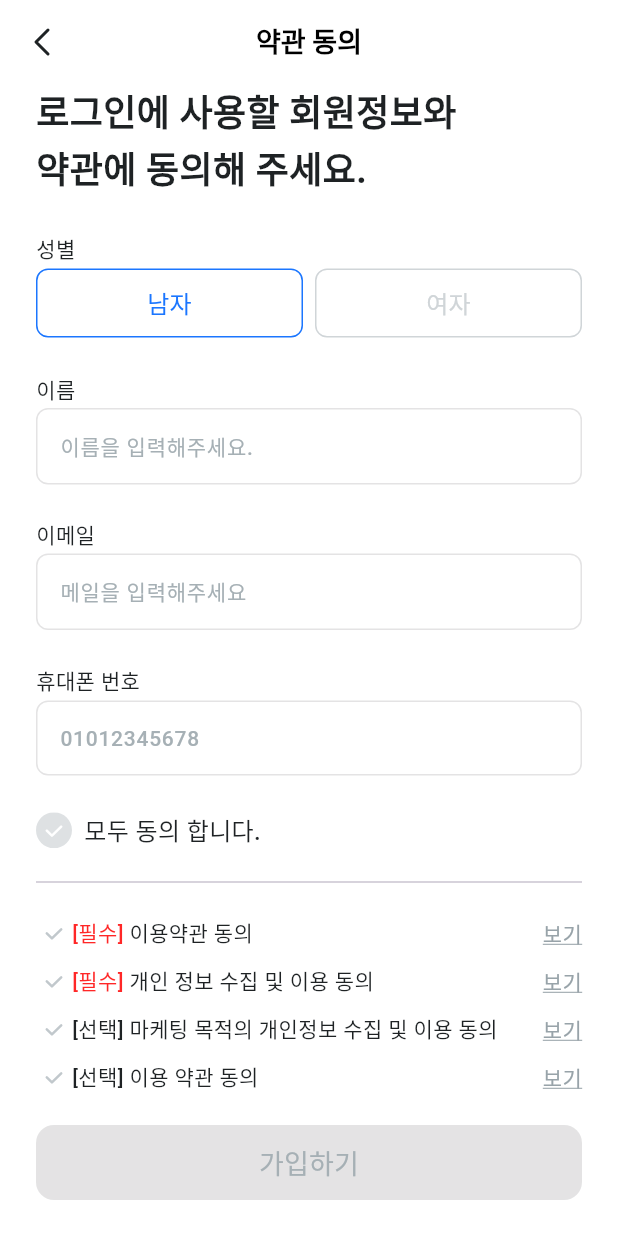
After one commit to Talearnt/App-Front-Talearnt, a Flutter app: the KakaoSignUpPage screen opened directly, on a phone screen of 412 x 824 dp. The commit adds this screen. Run offline on Flutter 3.47's test engine with Material 3 defaults, Android fonts, the phone set to English and light mode, and no system bars; our stand-ins replace dartz, dio, flutter_svg; Roboto replaces fonts that are missing (Pretendard).

Commit message:
feat : Add 카카오 회원가입 UI
카카오 정보 불러와서 회원가입 할 수 있게하는 화면

Related to : #216

```diff
--- /dev/null
+++ b/lib/provider/auth/kakao_provider.dart
@@ -0,0 +1,104 @@
+import 'package:app_front_talearnt/provider/clear_text.dart';
+import 'package:flutter/material.dart';
+
+class KakaoProvider extends ChangeNotifier with ClearText {
+  int _gender = 0;
+  final TextEditingController _nameController = TextEditingController();
+  final TextEditingController _emailController = TextEditingController();
+  final TextEditingController _phoneNumController = TextEditingController();
+
+  bool _allCheck = false;
+  bool _requiredTermsOfUseCheck = false;
+  bool _personalInfoCheck = false;
+  bool _marketingCheck = false;
+  bool _termsOfUseCheck = false;
+
+  int get gender => _gender;
+
+  TextEditingController get nameController => _nameController;
+
+  TextEditingController get emailController => _emailController;
+
+  TextEditingController get phoneNumController => _phoneNumController;
+
+  bool get allCheck => _allCheck;
+
+  bool get requiredTermsOfUseCheck => _requiredTermsOfUseCheck;
+
+  bool get personalInfoCheck => _personalInfoCheck;
+
+  bool get marketingCheck => _marketingCheck;
+
+  bool get termsOfUseCheck => _termsOfUseCheck;
+
+  @override
+  void clearText(TextEditingController controller) {
+    controller.clear();
+    notifyListeners();
+  }
+
+  void updateController(TextEditingController textEditingController) {
+    textEditingController.addListener(() {
+      notifyListeners();
+    });
+  }
+
+  void changeGender(int newGender) {
+    _gender = newGender;
+    notifyListeners();
+  }
+
+  void updateAllCheck(bool newCheck) {
+    _allCheck = !_allCheck;
+    if (newCheck) {
+      _requiredTermsOfUseCheck = false;
+      _personalInfoCheck = false;
+      _marketingCheck = false;
+      _termsOfUseCheck = false;
+    } else {
+      _requiredTermsOfUseCheck = true;
+      _personalInfoCheck = true;
+      _marketingCheck = true;
+      _termsOfUseCheck = true;
+    }
+    notifyListeners();
+  }
+
+  void updateRequiredTermsOfUseCheck() {
+    _requiredTermsOfUseCheck = !_requiredTermsOfUseCheck;
+    isAllCheck();
+    notifyListeners();
+  }
+
+  void updatePersonalInfoCheck() {
+    _personalInfoCheck = !_personalInfoCheck;
+    isAllCheck();
+    notifyListeners();
+  }
+
+  void updateMarketingCheck() {
+    _marketingCheck = !_marketingCheck;
+    isAllCheck();
+    notifyListeners();
+  }
+
+  void updateTermsOfUseCheck() {
+    _termsOfUseCheck = !_termsOfUseCheck;
+    isAllCheck();
+    notifyListeners();
+  }
+
+  void isAllCheck() {
+    if (_requiredTermsOfUseCheck &&
+        _personalInfoCheck &&
+        _marketingCheck &&
+        _termsOfUseCheck) {
+      _allCheck = true;
+    } else if (!_requiredTermsOfUseCheck ||
+        !_personalInfoCheck ||
+        !_marketingCheck ||
+        !_termsOfUseCheck) {
+      _allCheck = false;
+    }
+  }
+}
--- a/lib/provider/provider_set_up.dart
+++ b/lib/provider/provider_set_up.dart
@@ -6,6 +6,7 @@ import '../data/model/respone/token.dart';
 import '../data/repositories/auth_repository.dart';
 import '../utils/token_manager.dart';
 import '../view_model/auth_view_model.dart';
+import 'auth/kakao_provider.dart';
 import 'common/common_provider.dart';
 
 class ProviderSetup extends StatelessWidget {
@@ -27,6 +28,7 @@ class ProviderSetup extends StatelessWidget {
             TokenManager(Token.empty()),
           ),
         ),
+        ChangeNotifierProvider<KakaoProvider>(create: (_) => KakaoProvider()),
       ],
       child: child,
     );
--- /dev/null
+++ b/lib/view/auth/kakao_sign_up_page.dart
@@ -0,0 +1,410 @@
+import 'package:app_front_talearnt/common/theme.dart';
+import 'package:app_front_talearnt/provider/auth/kakao_provider.dart';
+import 'package:flutter/material.dart';
+import 'package:flutter_svg/svg.dart';
+import 'package:provider/provider.dart';
+
+import '../../common/widget/bottom_btn.dart';
+import '../../common/widget/default_text_field.dart';
+import '../../common/widget/text_field_label.dart';
+import '../../common/widget/top_app_bar.dart';
+
+class KakaoSignUpPage extends StatelessWidget {
+  const KakaoSignUpPage({super.key});
+
+  @override
+  Widget build(BuildContext context) {
+    final kakaoProvider = Provider.of<KakaoProvider>(context);
+
+    return PopScope(
+      canPop: false, // 뒤로가기 허용은 하지 않지만 사용자 정의 동작을 처리
+      onPopInvokedWithResult: (bool didPop, Object? result) async {
+        if (!didPop) {
+          if (context.mounted) {
+            //아마 초기화 함수 만들어야될듯
+            Navigator.pop(context); // 화면 종료
+          }
+        }
+      },
+      child: Scaffold(
+        backgroundColor: Palette.bgBackGround,
+        appBar: TopAppBar(
+            content: '약관 동의',
+            onPressed: () {
+              //여기도 초기화 함수
+              Navigator.of(context).pop();
+            }),
+        body: Column(
+          crossAxisAlignment: CrossAxisAlignment.start,
+          mainAxisAlignment: MainAxisAlignment.start,
+          children: [
+            Expanded(
+              child: SingleChildScrollView(
+                child: Padding(
+                  padding: const EdgeInsets.symmetric(horizontal: 24),
+                  child: Column(
+                    crossAxisAlignment: CrossAxisAlignment.start,
+                    mainAxisAlignment: MainAxisAlignment.start,
+                    children: [
+                      Text(
+                        '로그인에 사용할 회원정보와',
+                        style: TextTypes.heading(color: Palette.text01),
+                      ),
+                      Text(
+                        '약관에 동의해 주세요.',
+                        style: TextTypes.heading(color: Palette.text01),
+                      ),
+                      const SizedBox(
+                        height: 24,
+                      ),
+                      const TextFieldLabel(
+                        content: '성별',
+                      ),
+                      const SizedBox(height: 4),
+                      Row(
+                        mainAxisAlignment: MainAxisAlignment.spaceBetween,
+                        children: [
+                          Expanded(
+                            child: ElevatedButton(
+                              onPressed: () {
+                                kakaoProvider.changeGender(0);
+                              },
+                              style: ElevatedButton.styleFrom(
+                                backgroundColor: Colors.transparent,
+                                foregroundColor: kakaoProvider.gender == 0
+                                    ? Palette.primary01
+                                    : Palette.line01,
+                                side: BorderSide(
+                                    color: kakaoProvider.gender == 0
+                                        ? Palette.primary01
+                                        : Palette.line01),
+                                shape: RoundedRectangleBorder(
+                                  borderRadius: BorderRadius.circular(8.0),
+                                ),
+                                elevation: 0,
+                                shadowColor: Colors
+                                    .transparent, // hover 시 주변 뿌옇게 되는 효과 제거
+                              ),
+                              child: const Padding(
+                                padding: EdgeInsets.all(11.5),
+                                child: Text(
+                                  '남자',
+                                  style: TextStyle(fontSize: 16),
+                                ),
+                              ),
+                            ),
+                          ),
+                          const SizedBox(width: 8.0),
+                          Expanded(
+                            child: ElevatedButton(
+                              onPressed: () {
+                                kakaoProvider.changeGender(1);
+                              },
+                              style: ElevatedButton.styleFrom(
+                                backgroundColor: Colors.transparent,
+                                foregroundColor: kakaoProvider.gender == 1
+                                    ? Palette.primary01
+                                    : Palette.line01,
+                                side: BorderSide(
+                                    color: kakaoProvider.gender == 1
+                                        ? Palette.primary01
+                                        : Palette.line01),
+                                shape: RoundedRectangleBorder(
+                                  borderRadius: BorderRadius.circular(8.0),
+                                ),
+                                elevation: 0,
+                                shadowColor: Colors.transparent,
+                              ),
+                              child: const Padding(
+                                padding: EdgeInsets.all(11.5),
+                                child: Text(
+                                  '여자',
+                                  style: TextStyle(fontSize: 16),
+                                ),
+                              ),
+                            ),
+                          ),
+                        ],
+                      ),
+                      const SizedBox(height: 24.0),
+                      const TextFieldLabel(
+                        content: '이름',
+                      ),
+                      const SizedBox(height: 4),
+                      DefaultTextField(
+                        isEnabled: false,
+                        type: 'default',
+                        hint: '이름을 입력해주세요.',
+                        textEditingController: kakaoProvider.nameController,
+                        onChanged: (value) {
+                          kakaoProvider
+                              .updateController(kakaoProvider.nameController);
+                        },
+                        provider: kakaoProvider,
+                      ),
+                      const SizedBox(height: 24.0),
+                      const TextFieldLabel(
+                        content: '이메일',
+                      ),
+                      const SizedBox(height: 4),
+                      DefaultTextField(
+                        isEnabled: false,
+                        type: 'default',
+                        hint: '메일을 입력해주세요',
+                        textEditingController: kakaoProvider.emailController,
+                        onChanged: (value) {
+                          kakaoProvider
+                              .updateController(kakaoProvider.emailController);
+                        },
+                        provider: kakaoProvider,
+                      ),
+                      const SizedBox(height: 24.0),
+                      const TextFieldLabel(
+                        content: '휴대폰 번호',
+                      ),
+                      const SizedBox(height: 4),
+                      DefaultTextField(
+                        isEnabled: false,
+                        type: 'default',
+                        keyboardType: 'num',
+                        hint: '01012345678',
+                        textEditingController: kakaoProvider.phoneNumController,
+                        onChanged: (value) {
+                          kakaoProvider.updateController(
+                              kakaoProvider.phoneNumController);
+                        },
+                        provider: kakaoProvider,
+                      ),
+                      const SizedBox(
+                        height: 24,
+                      ),
+                      Row(children: [
+                        SizedBox(
+                          width: 24,
+                          height: 24,
+                          child: GestureDetector(
+                            onTap: () {
+                              kakaoProvider
+                                  .updateAllCheck(kakaoProvider.allCheck!);
+                            },
+                            child: kakaoProvider.allCheck
+                                ? SvgPicture.asset(
+                                    "assets/icons/check_on_primary.svg")
+                                : SvgPicture.asset(
+                                    "assets/icons/check_off_primary.svg"),
+                          ),
+                        ),
+                        const SizedBox(
+                          width: 8,
+                        ),
+                        Text(
+                          '모두 동의 합니다.',
+                          style: TextTypes.bodyLarge02(color: Palette.text01),
+                        )
+                      ]),
+                      const SizedBox(
+                        height: 14,
+                      ),
+                      const Divider(),
+                      const SizedBox(
+                        height: 14,
+                      ),
+                      Row(
+                          mainAxisAlignment: MainAxisAlignment.spaceBetween,
+                          children: [
+                            Row(
+                              children: [
+                                GestureDetector(
+                                  onTap: () {
+                                    kakaoProvider
+                                        .updateRequiredTermsOfUseCheck();
+                                  },
+                                  child: SizedBox(
+                                    width: 24,
+                                    height: 24,
+                                    child: kakaoProvider.requiredTermsOfUseCheck
+                                        ? SvgPicture.asset(
+                                            "assets/icons/check_on_second.svg")
+                                        : SvgPicture.asset(
+                                            "assets/icons/check_off_second.svg"),
+                                  ),
+                                ),
+                                Text(
+                                  '[필수]',
+                                  style: TextTypes.bodyMedium02(
+                                      color: Palette.error01),
+                                ),
+                                Text(
+                                  ' 이용약관 동의',
+                                  style: TextTypes.bodyMedium02(
+                                      color: Palette.text01),
+                                  softWrap: true,
+                                )
+                              ],
+                            ),
+                            Text('보기',
+                                style: TextTypes.caption01(
+                                        color: Palette.text03)
+                                    .copyWith(
+                                        decoration: TextDecoration.underline,
+                                        decorationColor: Palette.text03))
+                          ]),
+                      const SizedBox(
+                        height: 8,
+                      ),
+                      Row(
+                          mainAxisAlignment: MainAxisAlignment.spaceBetween,
+                          children: [
+                            Row(
+                              children: [
+                                GestureDetector(
+                                  onTap: () {
+                                    kakaoProvider.updatePersonalInfoCheck();
+                                  },
+                                  child: SizedBox(
+                                    width: 24,
+                                    height: 24,
+                                    child: kakaoProvider.personalInfoCheck
+                                        ? SvgPicture.asset(
+                                            "assets/icons/check_on_second.svg")
+                                        : SvgPicture.asset(
+                                            "assets/icons/check_off_second.svg"),
+                                  ),
+                                ),
+                                Text(
+                                  '[필수]',
+                                  style: TextTypes.bodyMedium02(
+                                      color: Palette.error01),
+                                ),
+                                Text(
+                                  ' 개인 정보 수집 및 이용 동의',
+                                  style: TextTypes.bodyMedium02(
+                                      color: Palette.text01),
+                                  softWrap: true,
+                                  overflow: TextOverflow.visible,
+                                )
+                              ],
+                            ),
+                            Text('보기',
+                                style: TextTypes.caption01(
+                                        color: Palette.text03)
+                                    .copyWith(
+                                        decoration: TextDecoration.underline,
+                                        decorationColor: Palette.text03))
+                          ]),
+                      const SizedBox(
+                        height: 8,
+                      ),
+                      Row(
+                        mainAxisAlignment: MainAxisAlignment.spaceBetween,
+                        children: [
+                          Flexible(
+                            child: Row(
+                              children: [
+                                GestureDetector(
+                                  onTap: () {
+                                    kakaoProvider.updateMarketingCheck();
+                                  },
+                                  child: SizedBox(
+                                    width: 24,
+                                    height: 24,
+                                    child: kakaoProvider.marketingCheck
+                                        ? SvgPicture.asset(
+                                            "assets/icons/check_on_second.svg")
+                                        : SvgPicture.asset(
+                                            "assets/icons/check_off_second.svg"),
+                                  ),
+                                ),
+                                Flexible(
+                                  child: Text.rich(
+                                    TextSpan(
+                                      text: '[선택] ', // 기본 텍스트
+                                      style: TextTypes.bodyMedium02(
+                                          color: Palette.text01),
+                                      children: [
+                                        TextSpan(
+                                          text: '마케팅 목적의 개인정보 수집 및 이용 동의',
+                                          style: TextTypes.bodyMedium02(
+                                              color: Palette.text01),
+                                        ),
+                                      ],
+                                    ),
+                                  ),
+                                ),
+                              ],
+                            ),
+                          ),
+                          Text(
+                            '보기',
+                            style: TextTypes.caption01(color: Palette.text03)
+                                .copyWith(
+                                    decoration: TextDecoration.underline,
+                                    decorationColor: Palette.text03),
+                          )
+                        ],
+                      ),
+                      const SizedBox(
+                        height: 8,
+                      ),
+                      Row(
+                        mainAxisAlignment: MainAxisAlignment.spaceBetween,
+                        children: [
+                          Row(
+                            children: [
+                              GestureDetector(
+                                onTap: () {
+                                  kakaoProvider.updateTermsOfUseCheck();
+                                },
+                                child: SizedBox(
+                                  width: 24,
+                                  height: 24,
+                                  child: kakaoProvider.termsOfUseCheck
+                                      ? SvgPicture.asset(
+                                          "assets/icons/check_on_second.svg")
+                                      : SvgPicture.asset(
+                                          "assets/icons/check_off_second.svg"),
+                                ),
+                              ),
+                              Text(
+                                '[선택]',
+                                style: TextTypes.bodyMedium02(
+                                    color: Palette.text01),
+                              ),
+                              Text(
+                                ' 이용 약관 동의',
+                                style: TextTypes.bodyMedium02(
+                                    color: Palette.text01),
+                                softWrap: true,
+                                overflow: TextOverflow.visible,
+                              )
+                            ],
+                          ),
+                          Text(
+                            '보기',
+                            style: TextTypes.caption01(color: Palette.text03)
+                                .copyWith(
+                                    decoration: TextDecoration.underline,
+                                    decorationColor: Palette.text03),
+                          ),
+                        ],
+                      ),
+                      const SizedBox(
+                        height: 24,
+                      ),
+                    ],
+                  ),
+                ),
+              ),
+            ),
+            BottomBtn(
+              mediaBottom: MediaQuery.of(context).viewInsets.bottom,
+              content: '가입하기',
+              ///////isEnabled: kakaoProvider.,
+              onPressed: () async {},
+            )
+          ],
+        ),
+      ),
+    );
+  }
+}
--- a/lib/view/auth/widget/simple_login_form.dart
+++ b/lib/view/auth/widget/simple_login_form.dart
@@ -1,3 +1,4 @@
+import 'package:app_front_talearnt/view/auth/kakao_sign_up_page.dart';
 import 'package:flutter/material.dart';
 import 'package:flutter_svg/flutter_svg.dart';
 
@@ -31,10 +32,22 @@ class SimpleLoginForm extends StatelessWidget {
               child: SvgPicture.asset('assets/icons/sns_naver.svg'),
             ),
             const SizedBox(width: 16.0),
-            CircleAvatar(
-              radius: 24.0,
-              backgroundColor: Colors.yellow, // 두 번째 아이콘 색상
-              child: SvgPicture.asset('assets/icons/sns_kakao.svg'),
+            InkWell(
+              onTap: () {
+                Navigator.push(
+                  context,
+                  MaterialPageRoute(
+                    builder: (context) => const KakaoSignUpPage(),
+                  ),
+                );
+              },
+              borderRadius: BorderRadius.circular(24.0),
+              // 클릭 효과를 CircleAvatar와 일치시키기 위해
+              child: CircleAvatar(
+                radius: 24.0,
+                backgroundColor: Colors.yellow,
+                child: SvgPicture.asset('assets/icons/sns_kakao.svg'),
+              ),
             ),
           ],
         ),
```
